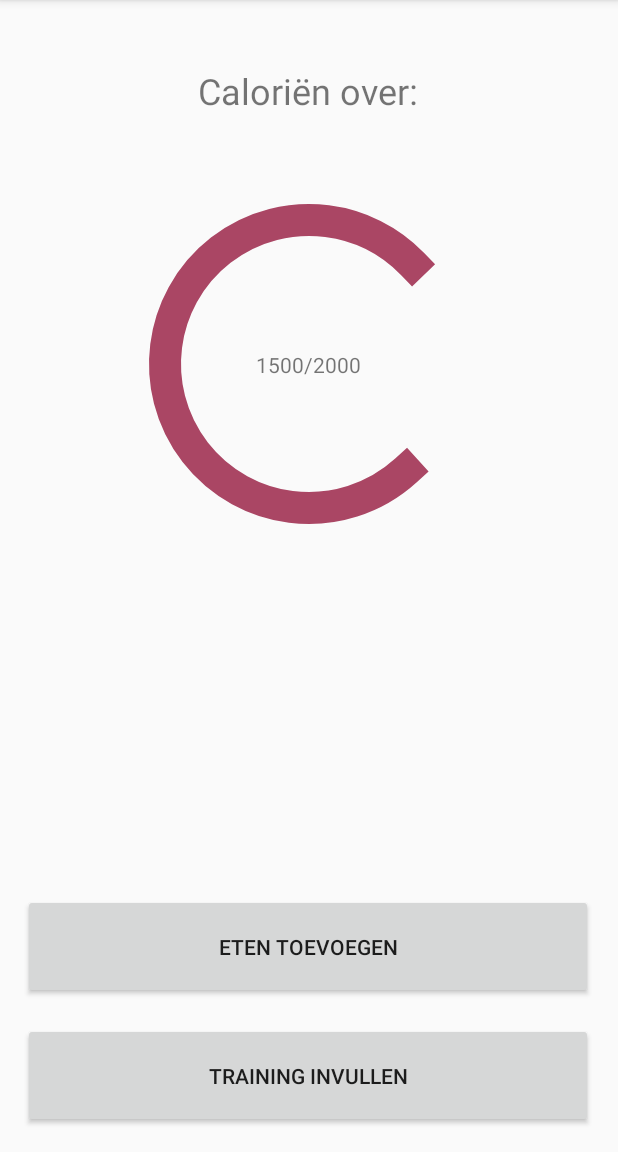
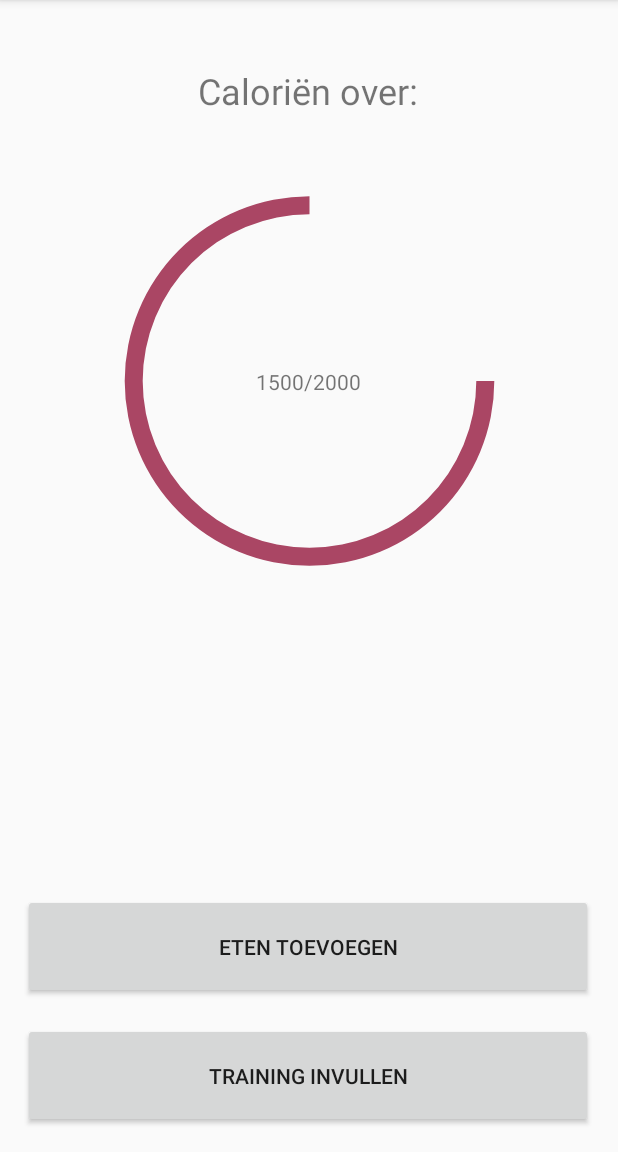
Before and after one commit to VincentCremers/Drink_eet, an Android app: the screen it shows after launch (MainActivity), on a phone screen of 412 x 824 dp, the part 84-1236 px from its top. Run offline under Robolectric (Android 15) with nearby library versions, the phone set to English and light mode, and no system bars; our stand-ins replace navigation-ui.

Commit message:
progress bar gefixt

```diff
--- /dev/null
+++ b/DrInk_en_EET/app/src/main/res/drawable/circle.xml
@@ -0,0 +1,8 @@
+<?xml version="1.0" encoding="utf-8"?>
+<shape xmlns:android="http://schemas.android.com/apk/res/android"
+    android:shape="ring"
+    android:innerRadiusRatio="2.5"
+    android:thickness="12dp"
+    android:useLevel="true">
+    <solid android:color="@color/colorAccent" />
+</shape>
--- /dev/null
+++ b/DrInk_en_EET/app/src/main/res/drawable/progress_bar.xml
@@ -0,0 +1,26 @@
+<?xml version="1.0" encoding="utf-8"?>
+<layer-list xmlns:android="http://schemas.android.com/apk/res/android">
+
+<!--    <item android:drawable="drawable-v24/progress_circular_background.png" />-->
+    <item>
+        <shape
+            android:innerRadiusRatio="3.4"
+            android:shape="ring"
+            android:thicknessRatio="6.0">
+            <gradient
+                android:endColor="#ffffffff"
+                android:startColor="#ffffff"
+                android:type="sweep"
+                android:useLevel="true" />
+        </shape>
+    </item>
+<!--    <item>-->
+<!--        <rotate-->
+<!--&lt;!&ndash;            android:drawable="drawable-v24/progress_particle.png"&ndash;&gt;-->
+<!--            android:fromDegrees="0"-->
+<!--            android:pivotX="50%"-->
+<!--            android:pivotY="50%"-->
+<!--            android:toDegrees="360" />-->
+<!--    </item>-->
+
+</layer-list>
--- a/DrInk_en_EET/app/src/main/res/layout/layout_home.xml
+++ b/DrInk_en_EET/app/src/main/res/layout/layout_home.xml
@@ -34,10 +34,13 @@
 
         <ProgressBar
             android:id="@+id/home_progress"
-            style="?android:attr/progressBarStyle"
-            android:layout_width="256dp"
-            android:layout_height="286dp"
+            style="@style/Widget.AppCompat.ProgressBar.Horizontal"
+            android:layout_width="278dp"
+            android:layout_height="308dp"
             android:layout_marginTop="100dp"
+            android:max="100"
+            android:progress="75"
+            android:progressDrawable="@drawable/circle"
             android:progressTint="@color/colorAccent"
             app:layout_constraintEnd_toEndOf="parent"
             app:layout_constraintStart_toStartOf="parent"
@@ -57,6 +60,21 @@
             app:layout_constraintStart_toStartOf="parent"
             app:layout_constraintTop_toTopOf="parent" />
 
+<!--        <ProgressBar-->
+<!--            android:id="@+id/timer_progress"-->
+<!--            style="?android:attr/progressBarStyleHorizontal"-->
+<!--            android:layout_width="200dp"-->
+<!--            android:layout_height="200dp"-->
+<!--            android:layout_marginTop="16dp"-->
+<!--            android:layout_marginBottom="16dp"-->
+<!--            android:indeterminate="false"-->
+<!--            android:max="100"-->
+<!--            android:progressDrawable="@drawable/progress_bar"-->
+<!--            app:layout_constraintBottom_toTopOf="@+id/home_toevoegen"-->
+<!--            app:layout_constraintEnd_toEndOf="parent"-->
+<!--            app:layout_constraintStart_toStartOf="parent"-->
+<!--            app:layout_constraintTop_toTopOf="parent" />-->
+
         <TextView
             android:id="@+id/progress_text"
             android:layout_width="wrap_content"
--- a/DrInk_en_EET/app/src/main/res/layout/nav_header.xml
+++ b/DrInk_en_EET/app/src/main/res/layout/nav_header.xml
@@ -17,12 +17,12 @@
         android:layout_width="wrap_content"
         android:layout_height="wrap_content"
         android:paddingTop="8dp"
-        android:text="Coding in flow"
+        android:text="[Gebruikersnaam]"
         android:textSize="16sp" />
 
     <TextView
         android:layout_width="wrap_content"
         android:layout_height="wrap_content"
-        android:text="TESTEST" />
+        android:text="[Dagen achterelkaar ingelogt?]" />
 
 </LinearLayout>
```
Also changed, not shown: DrInk_en_EET/app/src/main/java/com/example/drink_en_eet/MainActivity.java (line endings or trailing spaces), DrInk_en_EET/app/src/main/res/drawable-v24/progress_circular_background.png (added), DrInk_en_EET/app/src/main/res/drawable-v24/progress_particle.png (added).
